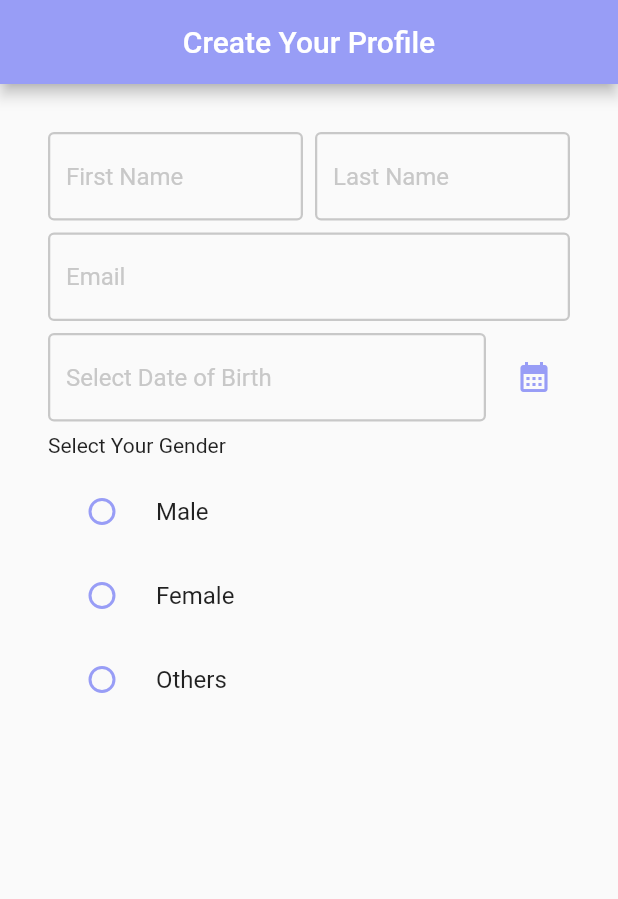
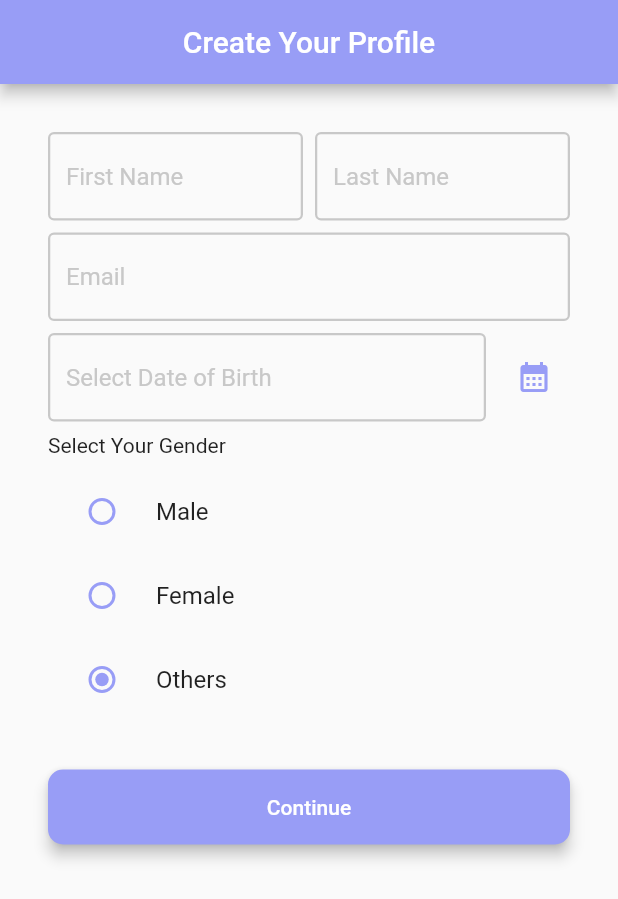
Before and after one commit to altalha201/connacta, a Flutter app: the CreateProfileScreen screen opened directly, on a phone screen of 412 x 824 dp. Shown: the top 899 px of the screen. Run offline on Flutter 3.47's test engine with Material 2 defaults, Android fonts, the phone set to English and light mode, and no system bars; our stand-ins replace firebase_core, firebase_messaging, get; accounts and stored records are empty.

Commit message:
UI in progress

```diff
--- a/lib/constants/color_constants.dart
+++ b/lib/constants/color_constants.dart
@@ -5,4 +5,6 @@ class ColorConstants {
   static const Color secondary = Color.fromRGBO(152, 157, 246, 0.6);
   static const Color green = Color.fromRGBO(75, 204, 31, 1);
   static const Color gray = Color.fromRGBO(200, 200, 200, 1);
+  static const Color white = Color.fromRGBO(255, 255, 255, 1);
+  static const Color black = Color.fromRGBO(0, 0, 0, 1);
 }
--- a/lib/ui/screens/create_profile_screen.dart
+++ b/lib/ui/screens/auth_create/create_profile_screen.dart
@@ -1,7 +1,11 @@
 import 'package:flutter/material.dart';
+import 'package:get/get.dart';
 
-import '../widgets/border_text_field.dart';
-import '../widgets/space.dart';
+import '../../widgets/appbars/appbars.dart';
+import '../../widgets/buttons/wide_button.dart';
+import '../../widgets/space.dart';
+import '../../widgets/text_fields/border_text_field.dart';
+import 'photo_select_screen.dart';
 
 class CreateProfileScreen extends StatefulWidget {
   const CreateProfileScreen({Key? key}) : super(key: key);
@@ -11,16 +15,12 @@ class CreateProfileScreen extends StatefulWidget {
 }
 
 class _CreateProfileScreenState extends State<CreateProfileScreen> {
-  String _selectedGender = "";
+  String _selectedGender = "others";
 
   @override
   Widget build(BuildContext context) {
     return Scaffold(
-      appBar: AppBar(
-        title: const Text("Create Your Profile"),
-        automaticallyImplyLeading: false,
-        centerTitle: true,
-      ),
+      appBar: Appbars.centerTitled(title: "Create Your Profile"),
       body: Padding(
         padding: const EdgeInsets.all(32.0),
         child: SingleChildScrollView(
@@ -93,7 +93,14 @@ class _CreateProfileScreenState extends State<CreateProfileScreen> {
                     _selectedGender = value!;
                   });
                 },
-              )
+              ),
+              Space.vertical(size: 32.0),
+              WideButton(
+                onPressed: () {
+                  Get.to(const PhotoSelectScreen());
+                },
+                buttonText: 'Continue',
+              ),
             ],
           ),
         ),
--- a/lib/ui/screens/login_screen.dart
+++ b/lib/ui/screens/login_screen.dart
@@ -3,10 +3,10 @@ import 'package:get/get.dart';
 
 import '../../constants/asset_constants.dart';
 import '../../constants/color_constants.dart';
+import '../widgets/buttons/wide_button.dart';
 import '../widgets/space.dart';
-import '../widgets/underline_text_field.dart';
-import '../widgets/wide_button.dart';
-import 'create_user_screen.dart';
+import '../widgets/text_fields/underline_text_field.dart';
+import 'auth_create/create_user_screen.dart';
 
 class LoginScreen extends StatefulWidget {
   const LoginScreen({Key? key}) : super(key: key);
--- /dev/null
+++ b/lib/ui/widgets/appbars/appbars.dart
@@ -0,0 +1,11 @@
+import 'package:flutter/material.dart';
+
+class Appbars {
+  static AppBar centerTitled({required String title, bool? leadBackButton}) {
+    return AppBar(
+      title: Text(title),
+      automaticallyImplyLeading: leadBackButton ?? false,
+      centerTitle: true,
+    );
+  }
+}
--- a/lib/ui/widgets/underline_text_field.dart
+++ b/lib/ui/widgets/text_fields/border_text_field.dart
@@ -1,14 +1,16 @@
 import 'package:flutter/material.dart';
 
-import '../../constants/color_constants.dart';
+import '../../../constants/color_constants.dart';
 
-class UnderlineTextField extends StatelessWidget {
-  const UnderlineTextField({
+
+class BorderTextField extends StatelessWidget {
+  const BorderTextField({
     Key? key,
     this.hintText,
     this.controller,
     this.obscureText,
     this.readOnly,
+    this.maxLines,
     this.validator,
   }) : super(key: key);
 
@@ -16,27 +18,29 @@ class UnderlineTextField extends StatelessWidget {
   final TextEditingController? controller;
   final bool? obscureText;
   final bool? readOnly;
+  final int? maxLines;
   final Function(String?)? validator;
 
   @override
   Widget build(BuildContext context) {
     return TextFormField(
       controller: controller,
+      obscureText: obscureText ?? false,
+      readOnly: readOnly ?? false,
+      maxLines: maxLines ?? 1,
       validator: (value) {
         if (validator != null) {
           return validator!(value);
         }
         return null;
       },
-      obscureText: obscureText ?? false,
-      readOnly: readOnly ?? false,
       decoration: InputDecoration(
-        contentPadding: const EdgeInsets.symmetric(horizontal: 16.0),
         hintText: hintText,
         hintStyle: const TextStyle(color: ColorConstants.gray),
-        enabledBorder: const UnderlineInputBorder(
+        border: const OutlineInputBorder(),
+        enabledBorder: const OutlineInputBorder(
           borderSide: BorderSide(
-            style: BorderStyle.solid,
+            width: 1.5,
             color: ColorConstants.gray,
           ),
         ),
--- a/lib/ui/widgets/border_text_field.dart
+++ b/lib/ui/widgets/text_fields/underline_text_field.dart
@@ -1,15 +1,15 @@
 import 'package:flutter/material.dart';
 
-import '../../constants/color_constants.dart';
+import '../../../constants/color_constants.dart';
 
-class BorderTextField extends StatelessWidget {
-  const BorderTextField({
+
+class UnderlineTextField extends StatelessWidget {
+  const UnderlineTextField({
     Key? key,
     this.hintText,
     this.controller,
     this.obscureText,
     this.readOnly,
-    this.maxLines,
     this.validator,
   }) : super(key: key);
 
@@ -17,29 +17,27 @@ class BorderTextField extends StatelessWidget {
   final TextEditingController? controller;
   final bool? obscureText;
   final bool? readOnly;
-  final int? maxLines;
   final Function(String?)? validator;
 
   @override
   Widget build(BuildContext context) {
     return TextFormField(
       controller: controller,
-      obscureText: obscureText ?? false,
-      readOnly: readOnly ?? false,
-      maxLines: maxLines ?? 1,
       validator: (value) {
         if (validator != null) {
           return validator!(value);
         }
         return null;
       },
+      obscureText: obscureText ?? false,
+      readOnly: readOnly ?? false,
       decoration: InputDecoration(
+        contentPadding: const EdgeInsets.symmetric(horizontal: 16.0),
         hintText: hintText,
         hintStyle: const TextStyle(color: ColorConstants.gray),
-        border: const OutlineInputBorder(),
-        enabledBorder: const OutlineInputBorder(
+        enabledBorder: const UnderlineInputBorder(
           borderSide: BorderSide(
-            width: 1.5,
+            style: BorderStyle.solid,
             color: ColorConstants.gray,
           ),
         ),
```
Also changed, not shown: lib/constants/asset_constants.dart (+7 -0 lines), lib/ui/screens/auth_create/create_user_screen.dart (renamed from lib/ui/screens/create_user_screen.dart, +4 -4 lines), lib/ui/screens/auth_create/photo_select_screen.dart (added, +80 -0 lines), lib/ui/screens/loged_in/home_screen.dart (added, +39 -0 lines), lib/ui/screens/loged_in/settings_screen.dart (added, +60 -0 lines), assets/images/phone_frame.png (added), assets/images/phone_frame_2.png (added), lib/ui/widgets/buttons/wide_button.dart (renamed from lib/ui/widgets/wide_button.dart).
